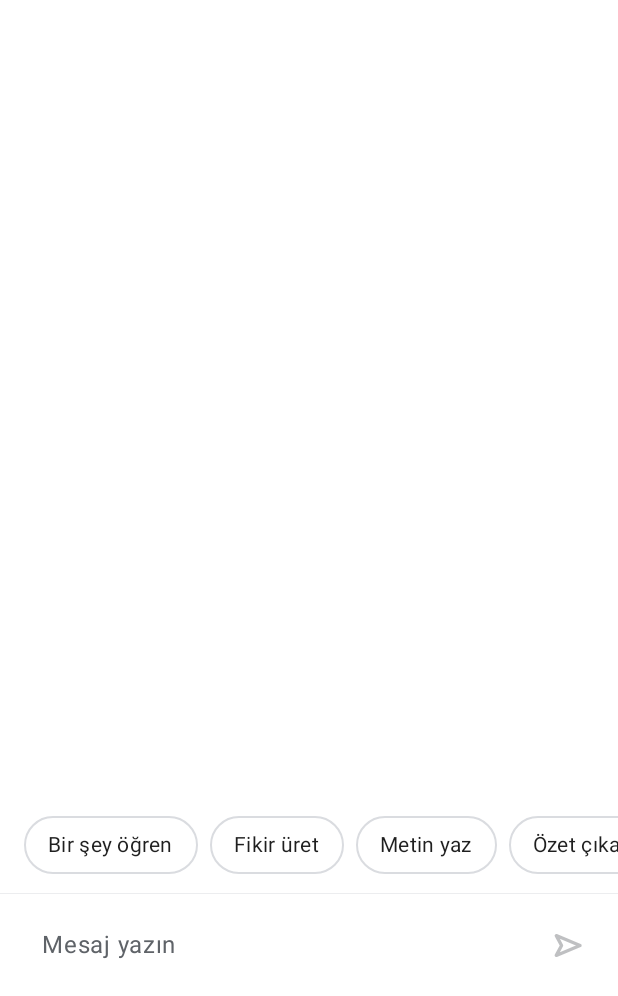
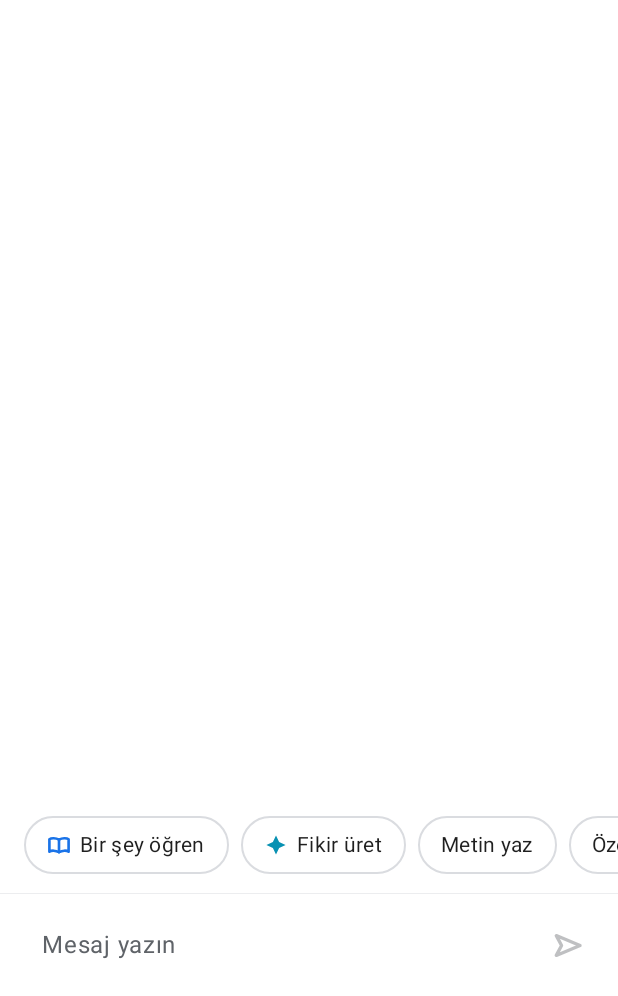
Before and after one commit to DBGibletW/Paw-Assistant, an Android app built with Jetpack Compose: the composable ChatScreen shown on its own in the app's theme, on a phone screen of 412 x 824 dp, the part 240-1236 px from its top. Run offline under Robolectric (Android 15) with nearby library versions, the phone set to English and light mode, and no system bars.

Commit message:
Implement animated loading indicator in ChatScreen
Added animated loading dots to indicate typing status in ChatScreen.

```diff
--- a/app/src/main/java/com/pawbyte/pawassistant/ui/ChatScreen.kt
+++ b/app/src/main/java/com/pawbyte/pawassistant/ui/ChatScreen.kt
@@ -1,5 +1,12 @@
 package com.pawbyte.pawassistant.ui
 
+import androidx.compose.animation.core.FastOutSlowInEasing
+import androidx.compose.animation.core.RepeatMode
+import androidx.compose.animation.core.StartOffset
+import androidx.compose.animation.core.animateFloat
+import androidx.compose.animation.core.infiniteRepeatable
+import androidx.compose.animation.core.keyframes
+import androidx.compose.animation.core.rememberInfiniteTransition
 import androidx.compose.foundation.BorderStroke
 import androidx.compose.foundation.Canvas
 import androidx.compose.foundation.background
@@ -18,6 +25,7 @@ import androidx.compose.foundation.layout.fillMaxSize
 import androidx.compose.foundation.layout.fillMaxWidth
 import androidx.compose.foundation.layout.height
 import androidx.compose.foundation.layout.ime
+import androidx.compose.foundation.layout.offset
 import androidx.compose.foundation.layout.padding
 import androidx.compose.foundation.layout.safeDrawing
 import androidx.compose.foundation.layout.size
@@ -32,7 +40,6 @@ import androidx.compose.foundation.shape.CircleShape
 import androidx.compose.foundation.shape.RoundedCornerShape
 import androidx.compose.foundation.text.KeyboardActions
 import androidx.compose.foundation.text.KeyboardOptions
-import androidx.compose.material3.CircularProgressIndicator
 import androidx.compose.material3.ExperimentalMaterial3Api
 import androidx.compose.material3.HorizontalDivider
 import androidx.compose.material3.IconButton
@@ -574,6 +581,33 @@ private fun parseInlineMarkdown(text: String): AnnotatedString = buildAnnotatedS
 
 @Composable
 private fun LoadingBubble() {
+    val dotColors = listOf(
+        Color(0xFF4285F4), // Mavi
+        Color(0xFFEA4335), // Kırmızı
+        Color(0xFFFBBC04), // Sarı
+        Color(0xFF34A853)  // Yeşil
+    )
+
+    val transition = rememberInfiniteTransition(label = "assistant_typing")
+    val dotOffsets = dotColors.indices.map { index ->
+        transition.animateFloat(
+            initialValue = 0f,
+            targetValue = 0f,
+            animationSpec = infiniteRepeatable(
+                animation = keyframes {
+                    durationMillis = 1200
+                    0f at 0 using FastOutSlowInEasing
+                    -7f at 220 using FastOutSlowInEasing
+                    0f at 440 using FastOutSlowInEasing
+                    0f at 1200
+                },
+                repeatMode = RepeatMode.Restart,
+                initialStartOffset = StartOffset(index * 160)
+            ),
+            label = "typing_dot_$index"
+        )
+    }
+
     Box(
         modifier = Modifier.fillMaxWidth(),
         contentAlignment = Alignment.CenterStart
@@ -589,55 +623,152 @@ private fun LoadingBubble() {
             border = BorderStroke(1.dp, MaterialTheme.colorScheme.outline)
         ) {
             Row(
-                modifier = Modifier.padding(horizontal = 16.dp, vertical = 12.dp),
+                modifier = Modifier.padding(horizontal = 18.dp, vertical = 14.dp),
+                verticalAlignment = Alignment.CenterVertically,
+                horizontalArrangement = Arrangement.spacedBy(7.dp)
+            ) {
+                dotColors.forEachIndexed { index, color ->
+                    val offsetY by dotOffsets[index]
+                    Box(
+                        modifier = Modifier
+                            .size(9.dp)
+                            .offset(y = offsetY.dp)
+                            .background(color = color, shape = CircleShape)
+                    )
+                }
+            }
+        }
+    }
+}
+
+private enum class SuggestionIconType {
+    NONE,
+    LEARN,
+    IDEA
+}
+
+private data class SuggestionItem(
+    val text: String,
+    val iconType: SuggestionIconType = SuggestionIconType.NONE
+)
+
+@Composable
+private fun SuggestionChipRow(
+    onSuggestionClick: (String) -> Unit
+) {
+    val suggestions = listOf(
+        SuggestionItem("Bir şey öğren", SuggestionIconType.LEARN),
+        SuggestionItem("Fikir üret", SuggestionIconType.IDEA),
+        SuggestionItem("Metin yaz"),
+        SuggestionItem("Özet çıkar")
+    )
+
+    LazyRow(
+        contentPadding = PaddingValues(horizontal = 16.dp),
+        horizontalArrangement = Arrangement.spacedBy(8.dp)
+    ) {
+        items(suggestions) { item ->
+            Surface(
+                onClick = { onSuggestionClick(item.text) },
+                shape = RoundedCornerShape(50),
+                color = MaterialTheme.colorScheme.surface,
+                border = BorderStroke(1.dp, MaterialTheme.colorScheme.outline)
+            ) {
+                Row(
+                    modifier = Modifier.padding(horizontal = 15.dp, vertical = 9.dp),
                     verticalAlignment = Alignment.CenterVertically
                 ) {
-                CircularProgressIndicator(
-                    modifier = Modifier.size(16.dp),
-                    strokeWidth = 2.dp,
-                    color = MaterialTheme.colorScheme.primary
+                    when (item.iconType) {
+                        SuggestionIconType.LEARN -> {
+                            LearnBookIcon(
+                                color = MaterialTheme.colorScheme.primary,
+                                modifier = Modifier.size(16.dp)
                             )
-                Spacer(modifier = Modifier.width(10.dp))
+                            Spacer(modifier = Modifier.width(6.dp))
+                        }
+
+                        SuggestionIconType.IDEA -> {
+                            IdeaSparkleIcon(
+                                color = MaterialTheme.colorScheme.secondary,
+                                modifier = Modifier.size(16.dp)
+                            )
+                            Spacer(modifier = Modifier.width(6.dp))
+                        }
+
+                        SuggestionIconType.NONE -> Unit
+                    }
+
                     Text(
-                    text = "Yanıt hazırlanıyor...",
+                        text = item.text,
                         style = MaterialTheme.typography.bodyMedium,
-                    color = MaterialTheme.colorScheme.onSurfaceVariant
+                        color = MaterialTheme.colorScheme.onSurface
                     )
+                }
             }
         }
     }
 }
 
 @Composable
-private fun SuggestionChipRow(
-    onSuggestionClick: (String) -> Unit
+private fun LearnBookIcon(
+    color: Color,
+    modifier: Modifier = Modifier
 ) {
-    val suggestions = listOf(
-        "Bir şey öğren",
-        "Fikir üret",
-        "Metin yaz",
-        "Özet çıkar"
+    Canvas(modifier = modifier) {
+        val w = size.width
+        val h = size.height
+        val stroke = size.minDimension * 0.11f
+
+        val bookPath = Path().apply {
+            moveTo(w * 0.50f, h * 0.28f)
+            cubicTo(w * 0.36f, h * 0.20f, w * 0.18f, h * 0.20f, w * 0.10f, h * 0.26f)
+            lineTo(w * 0.10f, h * 0.78f)
+            cubicTo(w * 0.18f, h * 0.72f, w * 0.36f, h * 0.72f, w * 0.50f, h * 0.80f)
+            cubicTo(w * 0.64f, h * 0.72f, w * 0.82f, h * 0.72f, w * 0.90f, h * 0.78f)
+            lineTo(w * 0.90f, h * 0.26f)
+            cubicTo(w * 0.82f, h * 0.20f, w * 0.64f, h * 0.20f, w * 0.50f, h * 0.28f)
+            close()
+        }
+        drawPath(
+            path = bookPath,
+            color = color,
+            style = Stroke(width = stroke, cap = StrokeCap.Round, join = StrokeJoin.Round)
         )
-
-    LazyRow(
-        contentPadding = PaddingValues(horizontal = 16.dp),
-        horizontalArrangement = Arrangement.spacedBy(8.dp)
-    ) {
-        items(suggestions) { suggestion ->
-            Surface(
-                onClick = { onSuggestionClick(suggestion) },
-                shape = RoundedCornerShape(50),
-                color = MaterialTheme.colorScheme.surface,
-                border = BorderStroke(1.dp, MaterialTheme.colorScheme.outline)
-            ) {
-                Text(
-                    text = suggestion,
-                    style = MaterialTheme.typography.bodyMedium,
-                    color = MaterialTheme.colorScheme.onSurface,
-                    modifier = Modifier.padding(horizontal = 16.dp, vertical = 9.dp)
+        drawLine(
+            color = color,
+            start = Offset(w * 0.50f, h * 0.28f),
+            end = Offset(w * 0.50f, h * 0.80f),
+            strokeWidth = stroke,
+            cap = StrokeCap.Round
         )
     }
 }
+
+@Composable
+private fun IdeaSparkleIcon(
+    color: Color,
+    modifier: Modifier = Modifier
+) {
+    Canvas(modifier = modifier) {
+        val w = size.width
+        val h = size.height
+        val cx = w * 0.50f
+        val cy = h * 0.50f
+        val outerR = w * 0.40f
+        val innerR = w * 0.13f
+
+        val sparkle = Path().apply {
+            moveTo(cx, cy - outerR)
+            lineTo(cx + innerR, cy - innerR)
+            lineTo(cx + outerR, cy)
+            lineTo(cx + innerR, cy + innerR)
+            lineTo(cx, cy + outerR)
+            lineTo(cx - innerR, cy + innerR)
+            lineTo(cx - outerR, cy)
+            lineTo(cx - innerR, cy - innerR)
+            close()
+        }
+        drawPath(path = sparkle, color = color)
     }
 }
 
```
Lines whose indentation alone changed are shown as unchanged.
